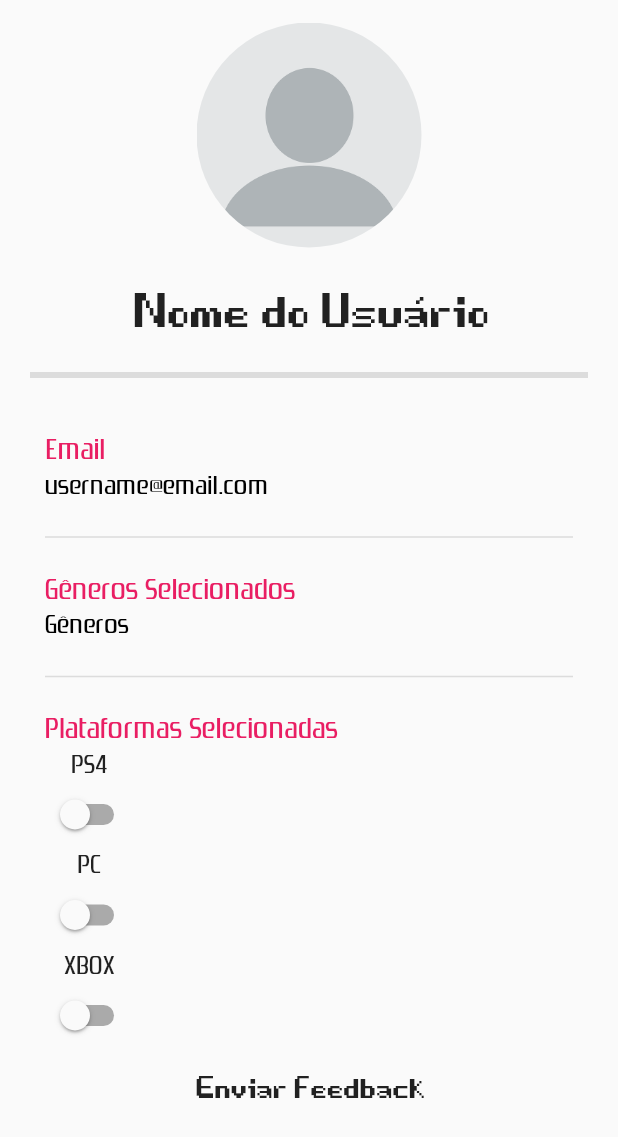
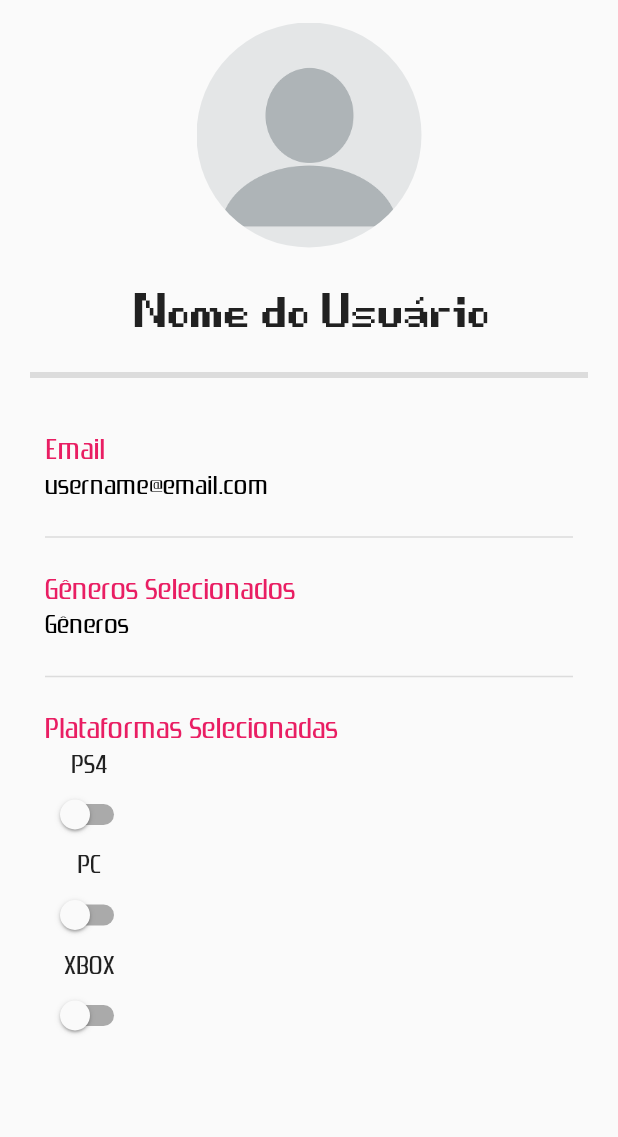
Before and after one commit to Paivamelo/gamesearch1, a Flutter app: the MainTela1 screen opened directly, on a phone screen of 412 x 824 dp. Shown: the top 1137 px of the screen. Run offline on Flutter 3.47's test engine with Material 2 defaults, Android fonts, the phone set to English and light mode, and no system bars; our stand-ins replace bloc, dio, firebase_auth, firebase_core, flutter_bloc, socket_io_client and 1 more; accounts and stored records are empty; network calls fail.

Commit message:
arrumando tela 1

```diff
--- a/lib/view/screens/user_screen/tela1_main.dart
+++ b/lib/view/screens/user_screen/tela1_main.dart
@@ -1,5 +1,4 @@
 import 'package:flutter/material.dart';
-import 'package:gamesearch1/view/screens/tela4_main.dart';
 
 class MainTela1 extends StatefulWidget {
   @override
@@ -160,24 +159,6 @@ class MainTela1State extends State<MainTela1> {
                         ),
                       ),
                     ),
-                    Container(
-                      height: 40,
-                      alignment: Alignment.center,
-                      child: TextButton(
-                        //autofocus: true,
-                        child: Text(
-                          "Enviar Feedback",
-                          style: TextStyle(
-                            fontFamily: 'Gameover',
-                            fontSize: 50,
-                            color: Colors.black87,
-                          ),
-                        ),
-                        onPressed: () => Navigator.of(context).push(
-                            MaterialPageRoute(
-                                builder: (context) => MainTela4())),
-                      ),
-                    ),
                   ],
                 ),
               ),
```
